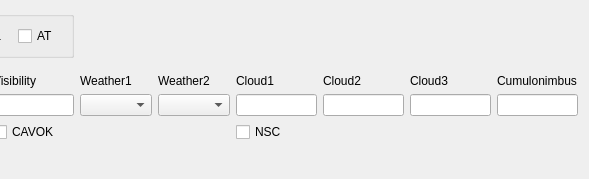
up1and/tafor, file tafor/components/ui/trend.ui: the form before one commit; both pictures show x 279 to 868 and y 0 to 179 of the 868 by 179 pixel window.
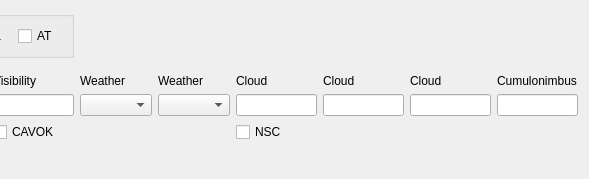
The form after the commit.

Patch:
```diff
--- a/tafor/components/ui/trend.ui
+++ b/tafor/components/ui/trend.ui
@@ -27,7 +27,7 @@
    <item row="2" column="4">
     <widget class="QLabel" name="weatherWithIntensityLabel">
      <property name="text">
-      <string>Weather1</string>
+      <string>Weather</string>
      </property>
      <property name="buddy">
       <cstring>weatherWithIntensity</cstring>
@@ -37,7 +37,7 @@
    <item row="2" column="5">
     <widget class="QLabel" name="weatherLabel">
      <property name="text">
-      <string>Weather2</string>
+      <string>Weather</string>
      </property>
      <property name="buddy">
       <cstring>weather</cstring>
@@ -77,7 +77,7 @@
    <item row="2" column="6">
     <widget class="QLabel" name="cloud1Label">
      <property name="text">
-      <string>Cloud1</string>
+      <string>Cloud</string>
      </property>
      <property name="buddy">
       <cstring>cloud1</cstring>
@@ -87,7 +87,7 @@
    <item row="2" column="7">
     <widget class="QLabel" name="cloud2Label">
      <property name="text">
-      <string>Cloud2</string>
+      <string>Cloud</string>
      </property>
      <property name="buddy">
       <cstring>cloud2</cstring>
@@ -130,7 +130,7 @@
    <item row="2" column="8">
     <widget class="QLabel" name="cloud3Label">
      <property name="text">
-      <string>Cloud3</string>
+      <string>Cloud</string>
      </property>
      <property name="buddy">
       <cstring>cloud3</cstring>
```
